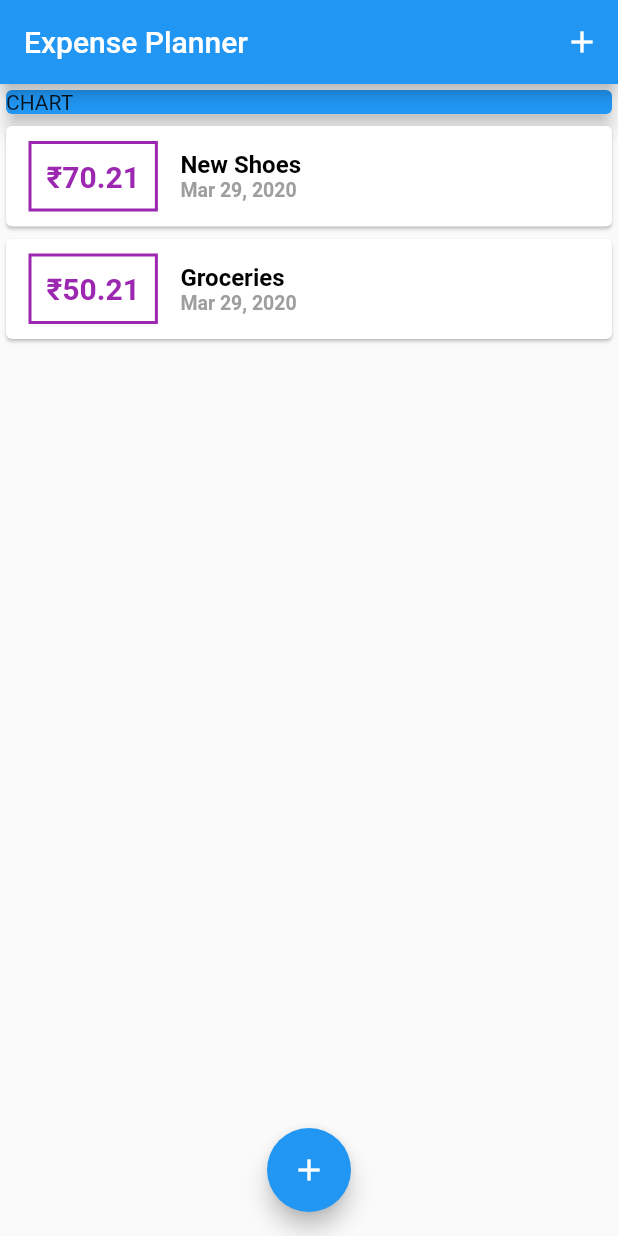
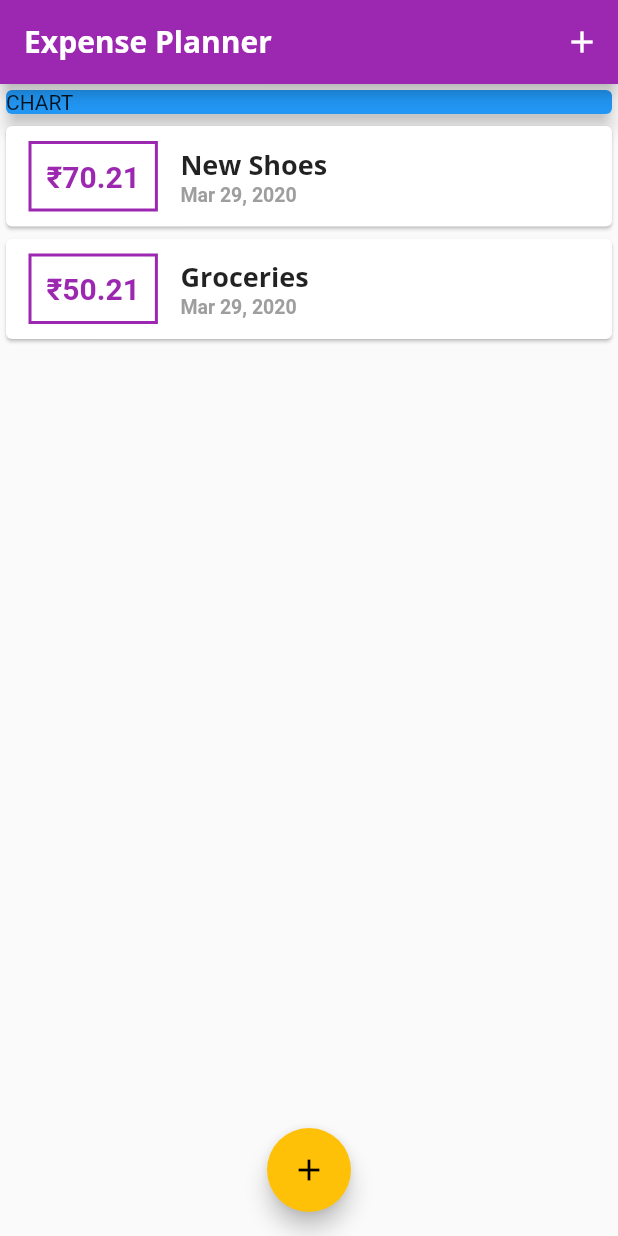
Before and after one commit to vinaynarayankutty/Expense-Planner, a Flutter app: the screen it shows after launch, on a phone screen of 412 x 824 dp. Run offline on Flutter 3.47's test engine with Material 2 defaults, Android fonts, the phone set to English and light mode, and no system bars.

Commit message:
Added custom fonts & configured text themes

```diff
--- a/lib/main.dart
+++ b/lib/main.dart
@@ -11,6 +11,26 @@ class MyApp extends StatelessWidget {
   Widget build(BuildContext context) {
     return MaterialApp(
       title: 'Expense Planner',
+      theme: ThemeData(
+        primarySwatch: Colors.purple,
+        accentColor: Colors.amber,
+        fontFamily: 'QuickSand',
+        textTheme: ThemeData.light().textTheme.copyWith(
+              title: TextStyle(
+                fontFamily: 'OpenSans',
+                fontSize: 18,
+                fontWeight: FontWeight.bold,
+              ),
+            ),
+        appBarTheme: AppBarTheme(
+          textTheme: ThemeData.light().textTheme.copyWith(
+                title: TextStyle(
+                    fontFamily: 'OpenSans',
+                    fontSize: 20,
+                    fontWeight: FontWeight.bold),
+              ),
+        ),
+      ),
       home: MyHomePage(),
       debugShowCheckedModeBanner: false,
     );
--- a/lib/widgets/transaction_list.dart
+++ b/lib/widgets/transaction_list.dart
@@ -24,7 +24,7 @@ class TransactionList extends StatelessWidget {
                   ),
                   decoration: BoxDecoration(
                     border: Border.all(
-                      color: Colors.purple,
+                      color: Theme.of(context).primaryColor,
                       width: 2,
                     ),
                   ),
@@ -34,7 +34,7 @@ class TransactionList extends StatelessWidget {
                     style: TextStyle(
                       fontWeight: FontWeight.bold,
                       fontSize: 20,
-                      color: Colors.purple,
+                      color: Theme.of(context).primaryColor,
                     ),
                   ),
                 ),
@@ -43,11 +43,7 @@ class TransactionList extends StatelessWidget {
                   children: <Widget>[
                     Text(
                       transactions[index].title,
-                      style: TextStyle(
-                        fontWeight: FontWeight.bold,
-                        fontSize: 16,
-                        color: Colors.black,
-                      ),
+                      style: Theme.of(context).textTheme.title,
                     ),
                     Text(
                       DateFormat.yMMMd().format(transactions[index].date),
```
Also changed, not shown: pubspec.yaml (+13 -6 lines), assets/fonts/OpenSans-Bold.ttf (added), assets/fonts/OpenSans-Regular.ttf (added), assets/fonts/Quicksand-Bold.ttf (added), assets/fonts/Quicksand-Light.ttf (added), assets/fonts/Quicksand-Medium.ttf (added), assets/fonts/Quicksand-Regular.ttf (added).
